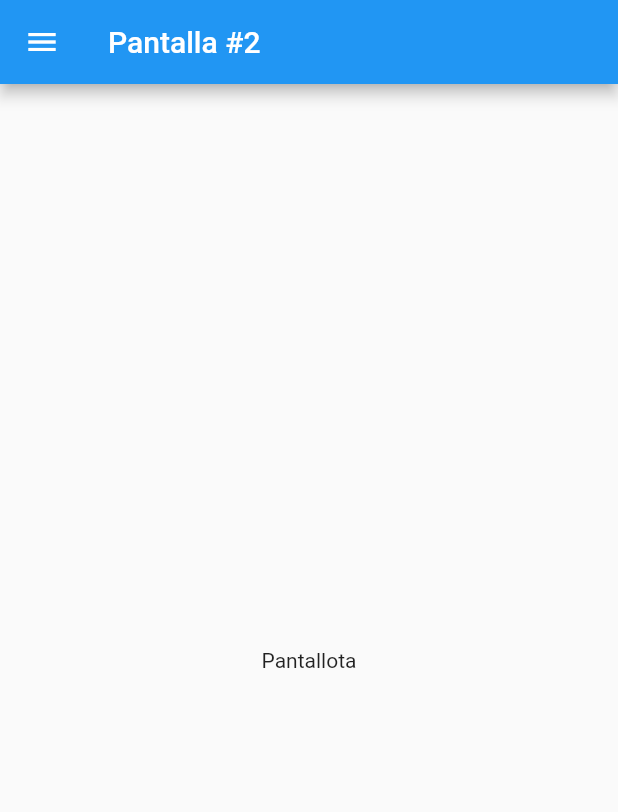
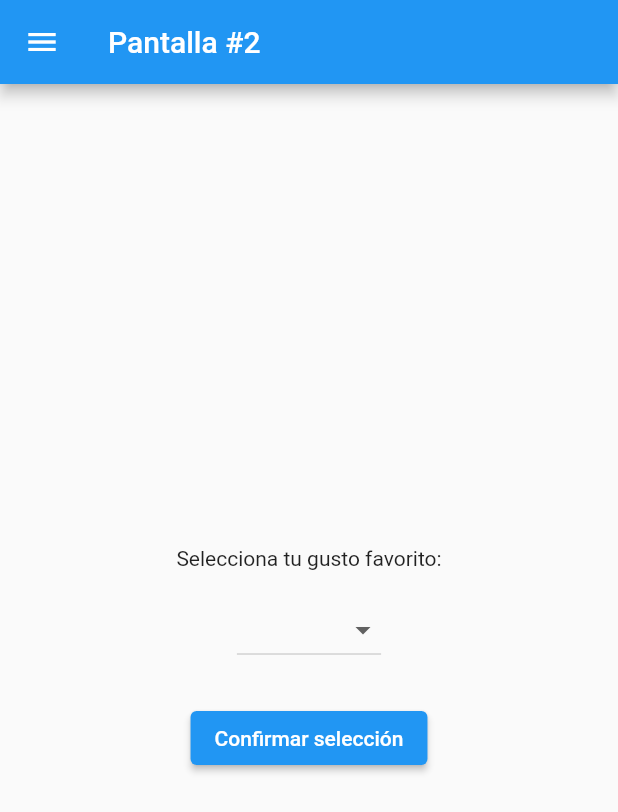
Before and after one commit to speed1test/experimento5_flutter, a Flutter app: the ThirdScreen screen opened by its route, on a phone screen of 412 x 824 dp. Shown: the top 812 px of the screen. Run offline on Flutter 3.47's test engine with Material 2 defaults, Android fonts, the light colour scheme and no system bars; our stand-ins replace sqflite; accounts and stored records are empty.

Commit message:
Se guardan las preferencias del usuario

```diff
--- a/lib/activity/third.dart
+++ b/lib/activity/third.dart
@@ -1,13 +1,108 @@
 import 'package:experimento5_flutter/activity/home.dart';
 import 'package:flutter/material.dart';
+import 'package:experimento5_flutter/db/task_model.dart';
+import 'package:experimento5_flutter/db/database_helper.dart';
 
-class ThirdScreen extends StatelessWidget {
+class ThirdScreen extends StatefulWidget {
+  @override
+  _ThirdScreenState createState() => _ThirdScreenState();
+}
+
+class _ThirdScreenState extends State<ThirdScreen> {
+  final DatabaseHelper db = DatabaseHelper.instance;
+  // Lista de opciones de gustos
+  List<String> gustos = [
+    'Chocolate',
+    'Vainilla',
+    'Fresa',
+    'Menta',
+    'Limón',
+    'Caramelo',
+  ];
+
+  // Variable para almacenar el gusto seleccionado
+  String? selectedGusto; // Cambiar el tipo a String?
+
   @override
   Widget build(BuildContext context) {
     return Scaffold(
       appBar: AppBar(title: Text('Pantalla #2')),
-      body: Center(child: Text('Pantallota')),
+      body: Center(
+        child: Column(
+          mainAxisAlignment: MainAxisAlignment.center,
+          children: [
+            Text('Selecciona tu gusto favorito:'),
+            SizedBox(height: 16),
+            // DropdownButton para mostrar la lista de opciones
+            DropdownButton<String>(
+              value: selectedGusto, // Valor seleccionado actualmente
+              onChanged: (String? newValue) {
+                setState(() {
+                  selectedGusto = newValue; // Actualizar el gusto seleccionado
+                });
+              },
+              items: gustos.map((String gusto) {
+                return DropdownMenuItem<String>(
+                  value: gusto,
+                  child: Text(gusto),
+                );
+              }).toList(),
+            ),
+            SizedBox(height: 24),
+            // Botón para confirmar la selección
+            ElevatedButton(
+              onPressed: () {
+                if (selectedGusto != null) {
+                  _showConfirmationDialog();
+                } else {
+                  ScaffoldMessenger.of(context).showSnackBar(
+                    SnackBar(content: Text('Por favor, selecciona un gusto antes de confirmar.')),
+                  );
+                }
+              },
+              child: Text('Confirmar selección'),
+            ),
+          ],
+        ),
+      ),
       drawer: HomeScreen().buildDrawer(context),
     );
   }
+
+  _addPreferencia(String message) async {
+    Preferencia newGreeting = Preferencia(preferenciaMessage: message);
+    await db.insertPreferencia(newGreeting);
+  }
+
+  // Función para mostrar el diálogo de confirmación
+  void _showConfirmationDialog() {
+    showDialog(
+      context: context,
+      builder: (BuildContext context) {
+        return AlertDialog(
+          title: Text('Confirmación de selección'),
+          content: Text('¿Estás seguro de que quieres elegir "$selectedGusto" como tu gusto favorito?'),
+          actions: [
+            TextButton(
+              onPressed: () {
+                Navigator.of(context).pop(); // Cerrar el diálogo
+              },
+              child: Text('Cancelar'),
+            ),
+            TextButton(
+              onPressed: () {
+                Navigator.of(context).pop(); // Cerrar el diálogo
+                // Aquí puedes realizar acciones adicionales con el gusto seleccionado si lo deseas.
+                _addPreferencia("$selectedGusto");
+                ScaffoldMessenger.of(context).showSnackBar(
+                  SnackBar(content: Text('Selección confirmada: "$selectedGusto"')),
+                );
+              },
+              child: Text('Confirmar'),
+            ),
+          ],
+        );
+      },
+    );
+  }
 }
--- a/lib/db/task_model.dart
+++ b/lib/db/task_model.dart
@@ -18,3 +18,23 @@ class Greeting {
     );
   }
 }
+class Preferencia {
+  int? id;
+  String preferenciaMessage;
+
+  Preferencia({this.id,required this.preferenciaMessage});
+
+  Map<String, dynamic> toMap() {
+    return {
+      'id': id,
+      'gusto': preferenciaMessage,
+    };
+  }
+
+  factory Preferencia.fromMap(Map<String, dynamic> map) {
+    return Preferencia(
+      id: map['id'],
+      preferenciaMessage: map['gusto'],
+    );
+  }
+}
```
Also changed, not shown: lib/db/database_helper.dart (+8 -0 lines).
